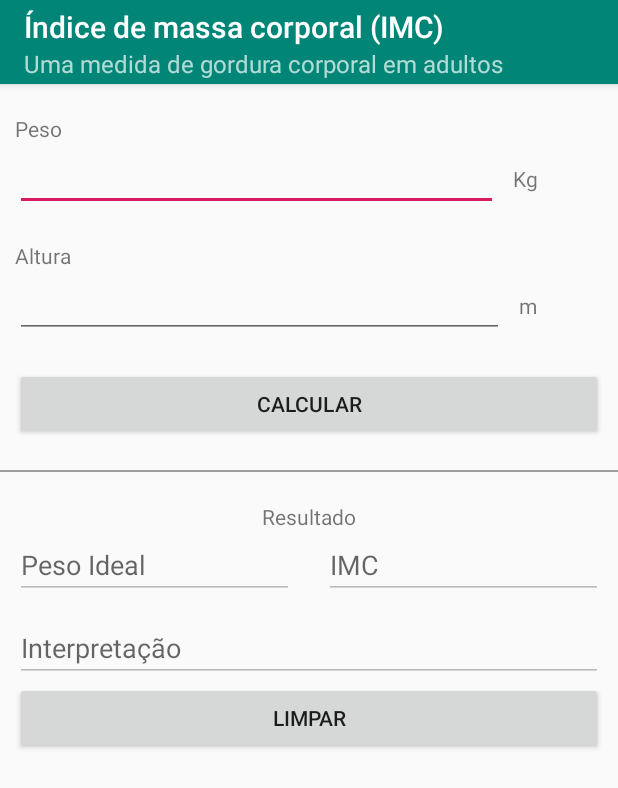
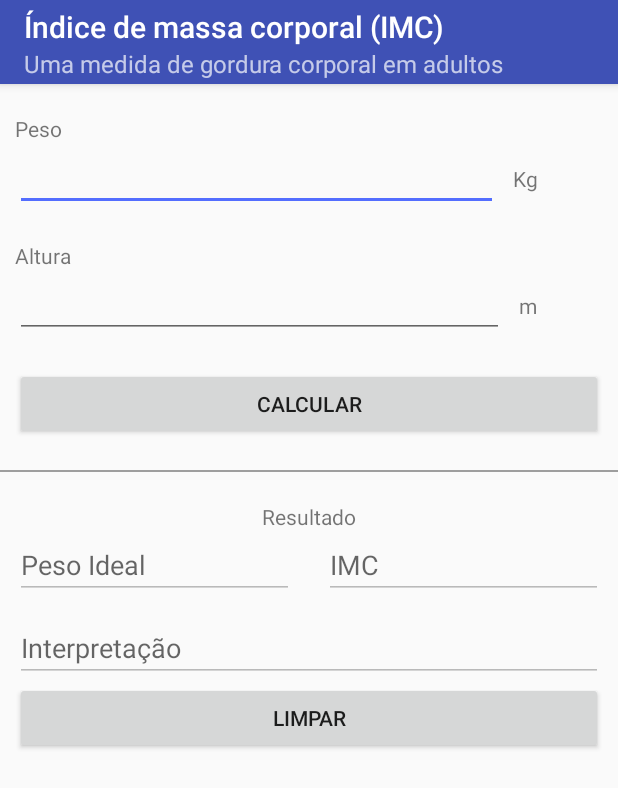
Before and after one commit to MarceloRezin/utilitarios, an Android app: the ImcActivity screen opened directly, with no data from a screen before it, on a phone screen of 412 x 824 dp. Shown: the top 788 px of the screen. Run offline under Robolectric (Android 15) with nearby library versions, the phone set to English and light mode, and no system bars.

Commit message:
Ajuste de cor da aplicação

```diff
--- a/app/src/main/res/values/colors.xml
+++ b/app/src/main/res/values/colors.xml
@@ -1,7 +1,7 @@
 <?xml version="1.0" encoding="utf-8"?>
 <resources>
-    <color name="colorPrimary">#008577</color>
-    <color name="colorPrimaryDark">#00574B</color>
-    <color name="colorAccent">#D81B60</color>
+    <color name="colorPrimary">#3F51B5</color>
+    <color name="colorPrimaryDark">#283593</color>
+    <color name="colorAccent">#536DFE</color>
     <color name="colorDarkGray">#9E9E9E</color>
 </resources>
```
